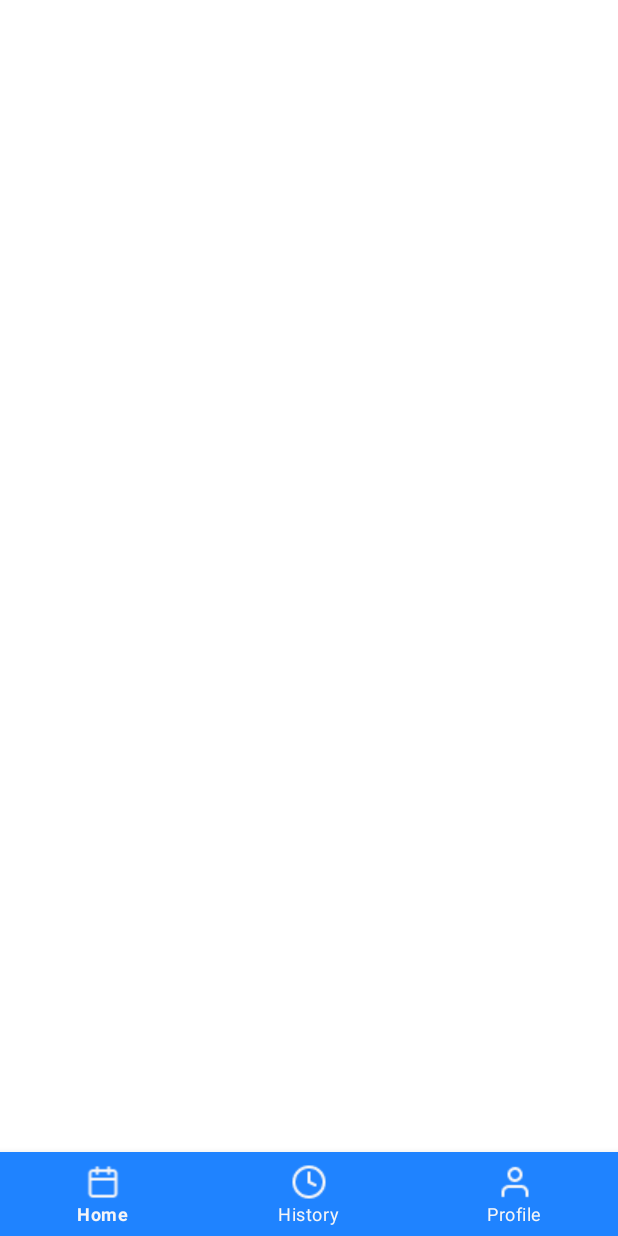
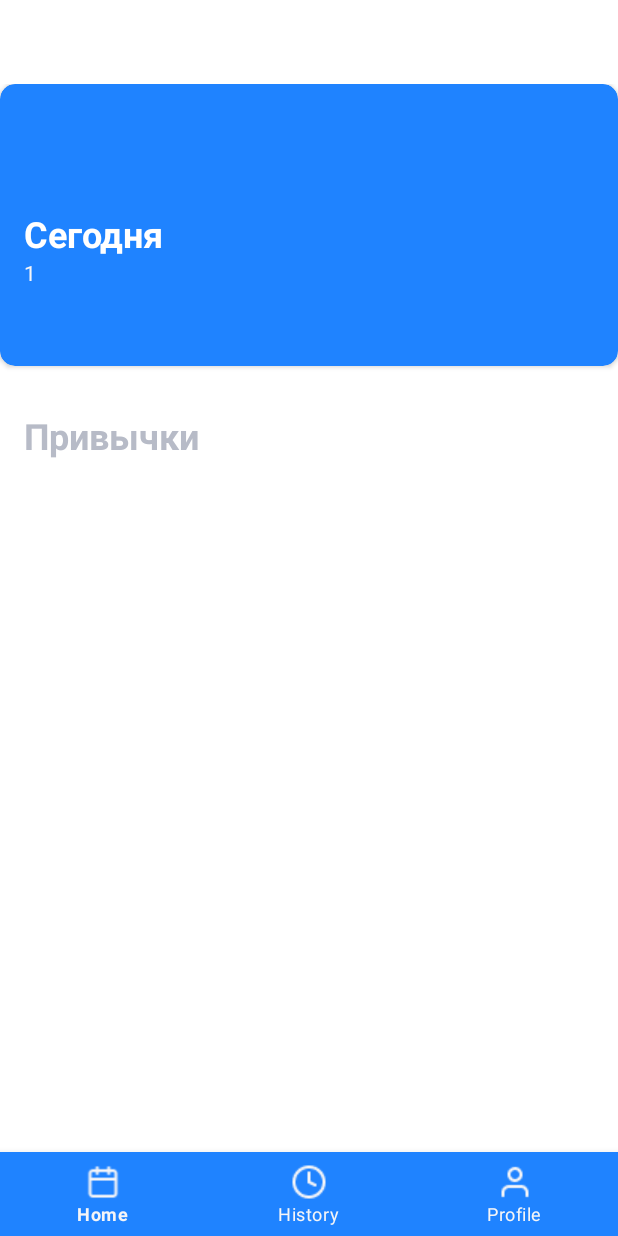
Before and after one commit to ishenaly007/Habitrack, an Android app: the HomeFragment screen opened through its navigation route, on a phone screen of 412 x 824 dp. Run offline under Robolectric (Android 15) with nearby library versions, the phone set to English and light mode, and no system bars; our stand-ins replace navigation-ui.

Commit message:
localDate. начала верстку главного экрана, добавила локализацию даты и ее отображению в текствью

```diff
--- a/app/src/main/java/com/abit8/habitrack/presentation/ui/home/HomeFragment.kt
+++ b/app/src/main/java/com/abit8/habitrack/presentation/ui/home/HomeFragment.kt
@@ -1,13 +1,14 @@
 package com.abit8.habitrack.presentation.ui.home
 
+import android.os.Build
 import android.os.Bundle
 import android.view.LayoutInflater
 import android.view.View
 import android.view.ViewGroup
-import android.widget.TextView
 import androidx.fragment.app.Fragment
 import androidx.lifecycle.ViewModelProvider
 import com.abit8.habitrack.databinding.FragmentHomeBinding
+import java.time.LocalDate
 
 class HomeFragment : Fragment() {
 
@@ -29,6 +30,14 @@ class HomeFragment : Fragment() {
         return root
     }
 
+    override fun onViewCreated(view: View, savedInstanceState: Bundle?) {
+        super.onViewCreated(view, savedInstanceState)
+        if (Build.VERSION.SDK_INT >= Build.VERSION_CODES.O) {
+            val date: LocalDate = LocalDate.now()
+            binding.tvDate.text = date.dayOfMonth.toString()
+        }
+    }
+
     override fun onDestroyView() {
         super.onDestroyView()
         _binding = null
--- a/app/src/main/res/layout/fragment_home.xml
+++ b/app/src/main/res/layout/fragment_home.xml
@@ -6,17 +6,57 @@
     android:layout_height="match_parent"
     tools:context=".presentation.ui.home.HomeFragment">
 
+    <androidx.cardview.widget.CardView
+        android:id="@+id/cv"
+        android:layout_width="match_parent"
+        android:layout_height="188dp"
+        android:backgroundTint="@color/blue"
+        app:cardCornerRadius="10dp"
+        app:layout_constraintTop_toTopOf="parent"
+        app:layout_constraintStart_toStartOf="parent">
+
+        <androidx.constraintlayout.widget.ConstraintLayout
+            android:layout_width="match_parent"
+            android:layout_height="match_parent">
+
+            <TextView
+                android:id="@+id/today"
+                android:layout_width="wrap_content"
+                android:layout_height="wrap_content"
+                android:layout_marginStart="16dp"
+                android:layout_marginBottom="72dp"
+                android:text="@string/today"
+                app:layout_constraintBottom_toBottomOf="parent"
+                app:layout_constraintStart_toStartOf="parent"
+                android:textColor="@color/white"
+                android:textSize="@dimen/text_size24"
+                android:textStyle="bold"
+                />
+
+            <TextView
+                android:id="@+id/tvDate"
+                android:layout_width="wrap_content"
+                android:layout_height="wrap_content"
+                android:text="@string/date"
+                app:layout_constraintStart_toStartOf="@id/today"
+                app:layout_constraintTop_toBottomOf="@id/today"
+                android:textColor="@color/white_gray"/>
+
+        </androidx.constraintlayout.widget.ConstraintLayout>
+
+    </androidx.cardview.widget.CardView>
+
     <TextView
-        android:id="@+id/text_home"
-        android:layout_width="match_parent"
+        android:layout_width="wrap_content"
         android:layout_height="wrap_content"
-        android:layout_marginStart="8dp"
-        android:layout_marginTop="8dp"
-        android:layout_marginEnd="8dp"
-        android:textAlignment="center"
-        android:textSize="20sp"
-        app:layout_constraintBottom_toBottomOf="parent"
-        app:layout_constraintEnd_toEndOf="parent"
-        app:layout_constraintStart_toStartOf="parent"
-        app:layout_constraintTop_toTopOf="parent" />
+        app:layout_constraintStart_toStartOf="@id/cv"
+        app:layout_constraintTop_toBottomOf="@id/cv"
+        android:text="@string/habits"
+        android:textColor="@color/gray"
+        android:textSize="@dimen/text_size24"
+        android:layout_marginStart="16dp"
+        android:layout_marginTop="30dp"
+        android:textStyle="bold"/>
+
+
 </androidx.constraintlayout.widget.ConstraintLayout>
--- a/app/src/main/res/values/colors.xml
+++ b/app/src/main/res/values/colors.xml
@@ -8,5 +8,6 @@
     <color name="black">#FF000000</color>
     <color name="blue">#1F83FF</color>
     <color name="white_gray">#F5F5F7</color>
+    <color name="gray">#B7BBC7</color>
     <color name="white">#FFFFFFFF</color>
 </resources>
--- a/app/src/main/res/values/strings.xml
+++ b/app/src/main/res/values/strings.xml
@@ -36,4 +36,7 @@
     <string name="skip">Пропустить</string>
     <string name="choose_">Чего вы хотите достичь?</string>
     <string name="choose__">Выберите привычки</string>
+    <string name="today">Сегодня</string>
+    <string name="date">7 мая</string>
+    <string name="habits">Привычки</string>
 </resources>
```
